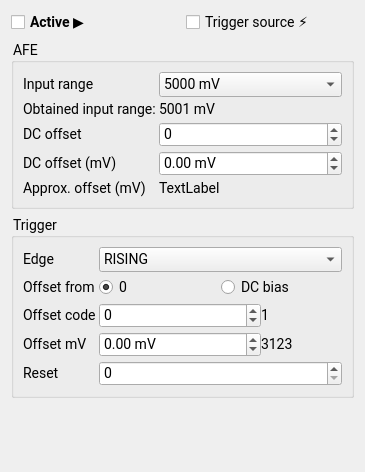
Above: AcquisitionChannelSettingsTab.ui from sevenreek/qtadqscope before the change. Below: the same form after it.
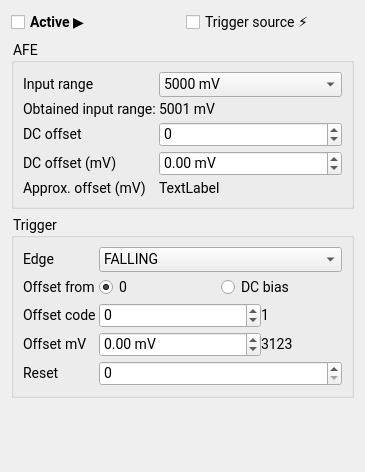
That is the form after the change.

Commit message: Buffer queue size now set properly. Fixes rising/falling edge in UI. Improves MockAPI.

Patch:
```diff
--- a/AcquisitionChannelSettingsTab.ui
+++ b/AcquisitionChannelSettingsTab.ui
@@ -212,7 +212,7 @@
          <widget class="QComboBox" name="triggerEdge">
           <item>
            <property name="text">
-            <string>RISING</string>
+            <string>FALLING</string>
            </property>
           </item>
           <item>
```
Left out of the diff: 2 changed lines with no effect on the pictures. The commit also changes 11 other files.
